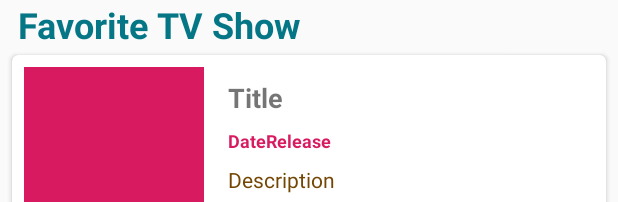
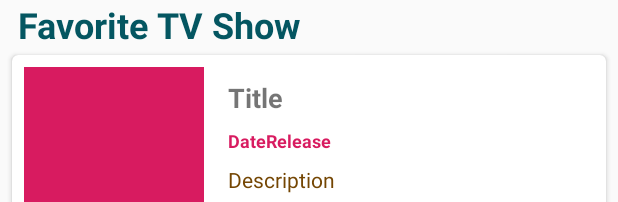
Before and after one commit to rhm79/Movie5, an Android app: the layout activity_favorite_tv_show.xml on its own in the app's theme, with its tools: preview values and no code run, on a phone screen of 412 x 824 dp. Shown: the top 202 px of the screen. Run offline under Robolectric (Android 15) with nearby library versions, the phone set to English and light mode, and no system bars.

```diff
--- a/MySubmission05E1/app/src/main/res/values/colors.xml
+++ b/MySubmission05E1/app/src/main/res/values/colors.xml
@@ -1,6 +1,6 @@
 <?xml version="1.0" encoding="utf-8"?>
 <resources>
-    <color name="colorPrimary">#047685</color>
+    <color name="colorPrimary">#045661</color>
     <color name="colorPrimaryDark">#02353C</color>
     <color name="colorAccent">#D81B60</color>
     <color name="colorDescription">#744603</color>
```
